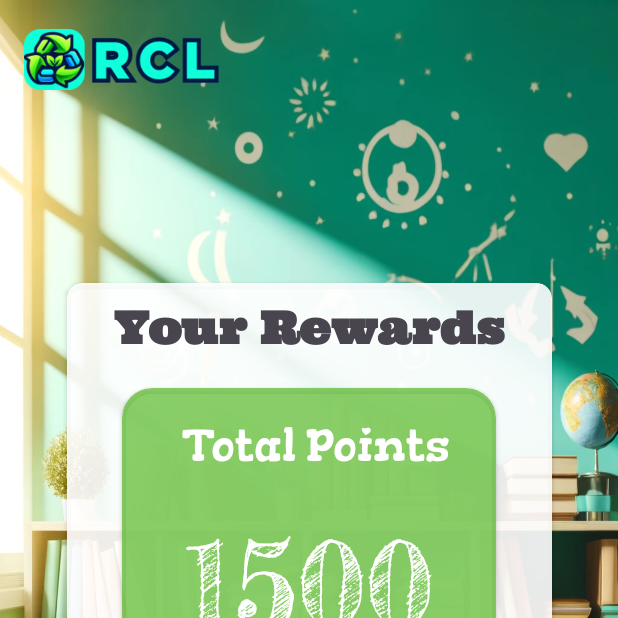
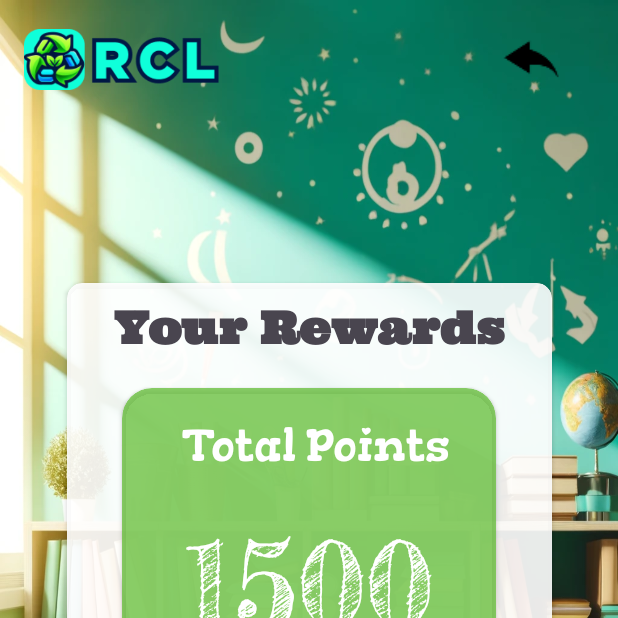
Before and after one commit to CodeBrosLab/RCL-App, an Android app: the YourRewardsActivity screen opened directly, with no data from a screen before it, on a phone screen of 412 x 824 dp, the top half of it. Run offline under Robolectric (Android 15) with nearby library versions, the phone set to English and light mode, and no system bars; network calls fail.

Commit message:
added logout image button for admin and user and implemented the methods changed DeclineRequestOkHttpHandler.java to DecisionRequestOkHttpHandler.java that handles both decline and accept requests

```diff
--- a/frontend/app/src/main/java/com/example/rcl_app/activities/YourRewardsActivity.java
+++ b/frontend/app/src/main/java/com/example/rcl_app/activities/YourRewardsActivity.java
@@ -5,6 +5,7 @@ import android.content.Intent;
 import android.os.Bundle;
 import android.view.View;
 import android.widget.Button;
+import android.widget.ImageView;
 import android.widget.TextView;
 
 import androidx.appcompat.app.AppCompatActivity;
@@ -24,6 +25,7 @@ public class YourRewardsActivity extends AppCompatActivity {
     protected void onCreate(Bundle savedInstanceState) {
         super.onCreate(savedInstanceState);
         setContentView(R.layout.activity_your_rewards);
+        ImageView logoutButton = findViewById(R.id.logout_button);
 
         getUserPoints = new UserPointsOkHttpHandler(this);
 
@@ -52,4 +54,10 @@ public class YourRewardsActivity extends AppCompatActivity {
             }
         });
     }
+
+    public void logout(View view){
+        Intent logout = new Intent(YourRewardsActivity.this, LoginActivity.class);
+        startActivity(logout);
+
+    }
 }
--- a/frontend/app/src/main/res/layout/activity_your_rewards.xml
+++ b/frontend/app/src/main/res/layout/activity_your_rewards.xml
@@ -127,4 +127,18 @@
         app:layout_constraintStart_toStartOf="parent"
         app:layout_constraintTop_toBottomOf="@+id/cardView" />
 
+    <ImageView
+        android:id="@+id/logout_button"
+        android:layout_width="43dp"
+        android:layout_height="43dp"
+        android:clickable="true"
+        android:onClick="logout"
+        app:layout_constraintBottom_toBottomOf="parent"
+        app:layout_constraintEnd_toEndOf="parent"
+        app:layout_constraintHorizontal_bias="0.9"
+        app:layout_constraintStart_toStartOf="parent"
+        app:layout_constraintTop_toTopOf="parent"
+        app:layout_constraintVertical_bias="0.023"
+        app:srcCompat="@drawable/logout_btn" />
+
 </androidx.constraintlayout.widget.ConstraintLayout>
--- a/frontend/app/src/main/res/values/strings.xml
+++ b/frontend/app/src/main/res/values/strings.xml
@@ -31,6 +31,6 @@
     <string name="approve">APPROVE</string>
     <string name="decline">DECLINE</string>
 
-    <string name="ipv4">192.168.1.198</string>
+    <string name="ipv4">192.168.1.228</string>
     <string name="top3">Top 3 Recyclers</string>
 </resources>
```
Also changed, not shown: frontend/app/src/main/java/com/example/rcl_app/activities/AdminOpenRequestsActivity.java (+8 -13 lines), frontend/app/src/main/java/com/example/rcl_app/adapters/OpenRequestExpandableListViewAdapter.java (+13 -3 lines), frontend/app/src/main/java/com/example/rcl_app/http_requests/DecisionRequestOkHttpHandler.java (renamed from frontend/app/src/main/java/com/example/rcl_app/http_requests/DeclineRequestOkHttpHandler.java, +11 -5 lines), frontend/app/src/main/res/layout/activity_admin_open_requests.xml (+18 -4 lines), frontend/app/src/main/res/drawable/logout_btn.png (added).
